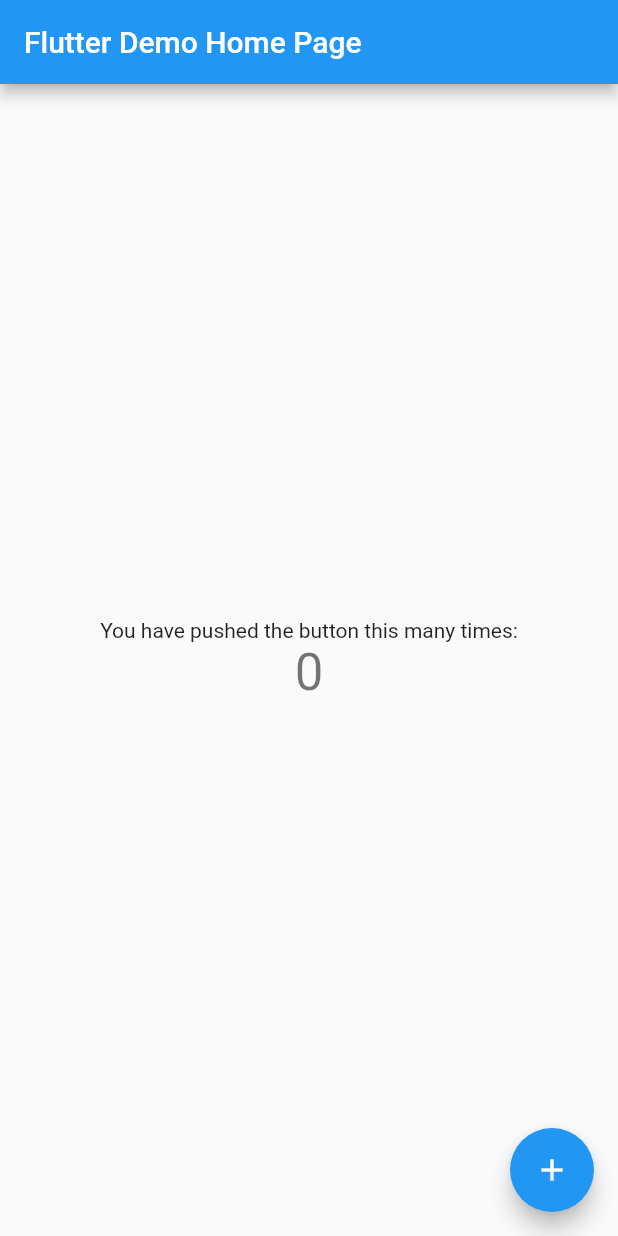
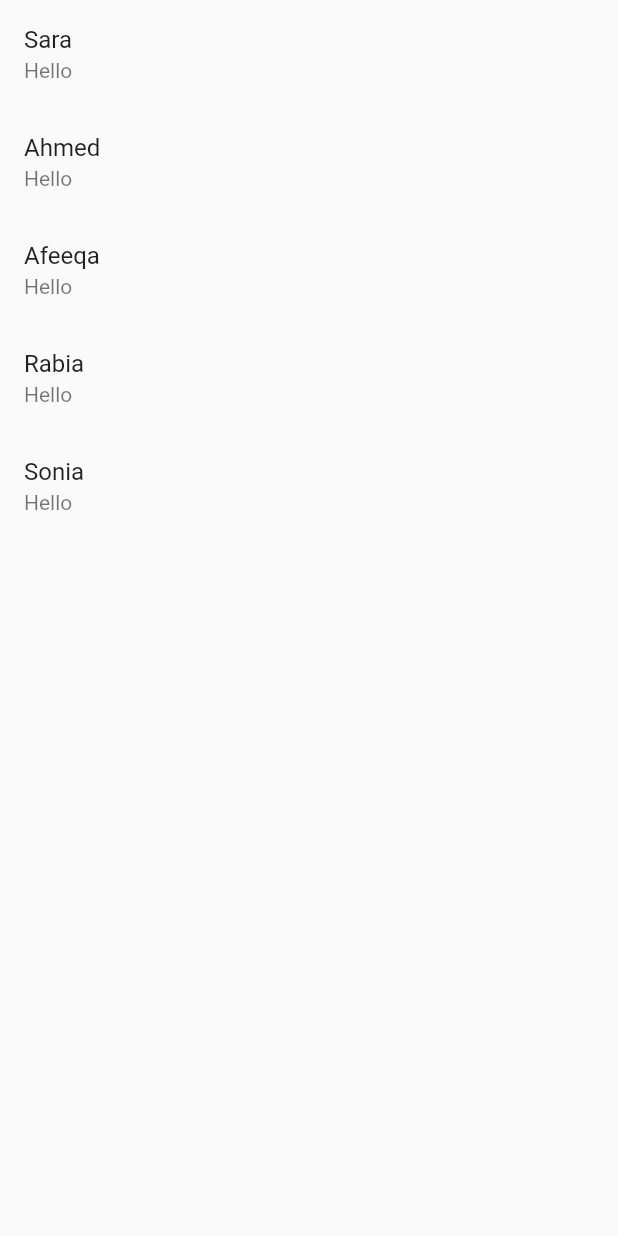
Before and after one commit to areeshak/flutter_mobile_dev, a Flutter app: the screen it shows after launch, on a phone screen of 412 x 824 dp. Run offline on Flutter 3.47's test engine with Material 2 defaults, Android fonts, the phone set to English and light mode, and no system bars.

Commit message:
basic list view builder added

```diff
--- /dev/null
+++ b/lib/Basic Widgets/list_view1.dart
@@ -0,0 +1,26 @@
+import 'package:flutter/material.dart';
+
+class ListViewPage extends StatefulWidget {
+  const ListViewPage({Key? key}) : super(key: key);
+
+  @override
+  State<ListViewPage> createState() => _ListViewPageState();
+}
+
+class _ListViewPageState extends State<ListViewPage> {
+
+  List<String> names = ['Sara', 'Ahmed', 'Afeeqa', 'Rabia', 'Sonia'];
+
+  @override
+  Widget build(BuildContext context) {
+    return Scaffold(
+      body: ListView.builder(
+        itemCount: names.length,
+        itemBuilder: (context, index) => ListTile(
+          title: Text(names[index]),
+          subtitle: const Text('Hello'),
+        ),
+      ),
+    );
+  }
+}
--- a/lib/main.dart
+++ b/lib/main.dart
@@ -1,4 +1,6 @@
 import 'package:flutter/material.dart';
+
+import 'Basic Widgets/list_view1.dart';
 
 void main() {
   runApp(const MyApp());
@@ -13,103 +15,9 @@
     return MaterialApp(
       title: 'Flutter Demo',
       theme: ThemeData(
-        // This is the theme of your application.
-        //
-        // Try running your application with "flutter run". You'll see the
-        // application has a blue toolbar. Then, without quitting the app, try
-        // changing the primarySwatch below to Colors.green and then invoke
-        // "hot reload" (press "r" in the console where you ran "flutter run",
-        // or simply save your changes to "hot reload" in a Flutter IDE).
-        // Notice that the counter didn't reset back to zero; the application
-        // is not restarted.
-        primarySwatch: Colors.blue,
+        primarySwatch: Colors.blueGrey,
       ),
-      home: const MyHomePage(title: 'Flutter Demo Home Page'),
+      home: const ListViewPage(),
     );
   }
 }
-
-class MyHomePage extends StatefulWidget {
-  const MyHomePage({Key? key, required this.title}) : super(key: key);
-
-  // This widget is the home page of your application. It is stateful, meaning
-  // that it has a State object (defined below) that contains fields that affect
-  // how it looks.
-
-  // This class is the configuration for the state. It holds the values (in this
-  // case the title) provided by the parent (in this case the App widget) and
-  // used by the build method of the State. Fields in a Widget subclass are
-  // always marked "final".
-
-  final String title;
-
-  @override
-  State<MyHomePage> createState() => _MyHomePageState();
-}
-
-class _MyHomePageState extends State<MyHomePage> {
-  int _counter = 0;
-
-  void _incrementCounter() {
-    setState(() {
-      // This call to setState tells the Flutter framework that something has
-      // changed in this State, which causes it to rerun the build method below
-      // so that the display can reflect the updated values. If we changed
-      // _counter without calling setState(), then the build method would not be
-      // called again, and so nothing would appear to happen.
-      _counter++;
-    });
-  }
-
-  @override
-  Widget build(BuildContext context) {
-    // This method is rerun every time setState is called, for instance as done
-    // by the _incrementCounter method above.
-    //
-    // The Flutter framework has been optimized to make rerunning build methods
-    // fast, so that you can just rebuild anything that needs updating rather
-    // than having to individually change instances of widgets.
-    return Scaffold(
-      appBar: AppBar(
-        // Here we take the value from the MyHomePage object that was created by
-        // the App.build method, and use it to set our appbar title.
-        title: Text(widget.title),
-      ),
-      body: Center(
-        // Center is a layout widget. It takes a single child and positions it
-        // in the middle of the parent.
-        child: Column(
-          // Column is also a layout widget. It takes a list of children and
-          // arranges them vertically. By default, it sizes itself to fit its
-          // children horizontally, and tries to be as tall as its parent.
-          //
-          // Invoke "debug painting" (press "p" in the console, choose the
-          // "Toggle Debug Paint" action from the Flutter Inspector in Android
-          // Studio, or the "Toggle Debug Paint" command in Visual Studio Code)
-          // to see the wireframe for each widget.
-          //
-          // Column has various properties to control how it sizes itself and
-          // how it positions its children. Here we use mainAxisAlignment to
-          // center the children vertically; the main axis here is the vertical
-          // axis because Columns are vertical (the cross axis would be
-          // horizontal).
-          mainAxisAlignment: MainAxisAlignment.center,
-          children: <Widget>[
-            const Text(
-              'You have pushed the button this many times:',
-            ),
-            Text(
-              '$_counter',
-              style: Theme.of(context).textTheme.headline4,
-            ),
-          ],
-        ),
-      ),
-      floatingActionButton: FloatingActionButton(
-        onPressed: _incrementCounter,
-        tooltip: 'Increment',
-        child: const Icon(Icons.add),
-      ), // This trailing comma makes auto-formatting nicer for build methods.
-    );
-  }
-}
```
